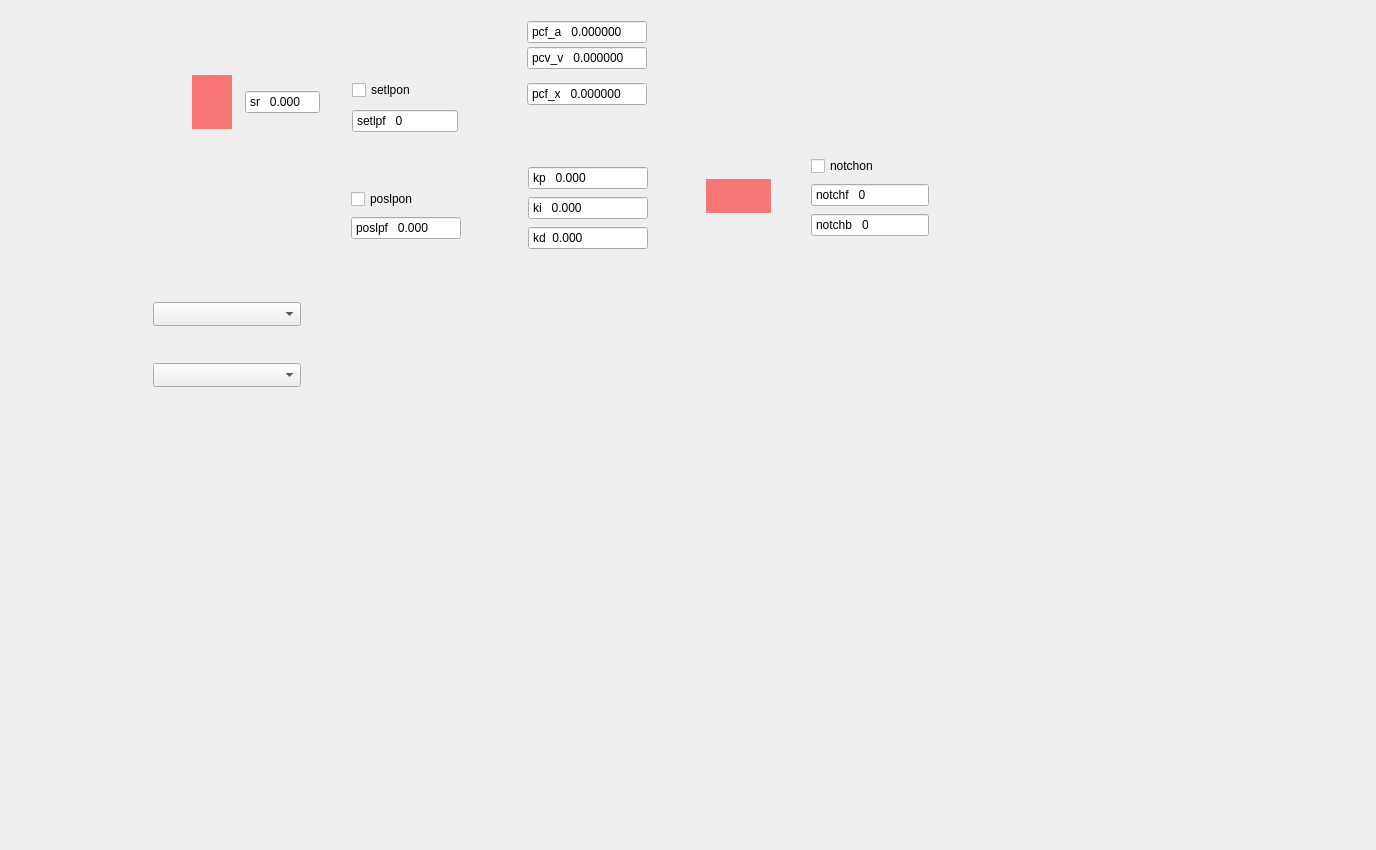
This is pysoworks/nv200_controller_widget.ui in piezosystemjena/PiSoWorks as Qt 5 draws it before an edit. The edited form follows.
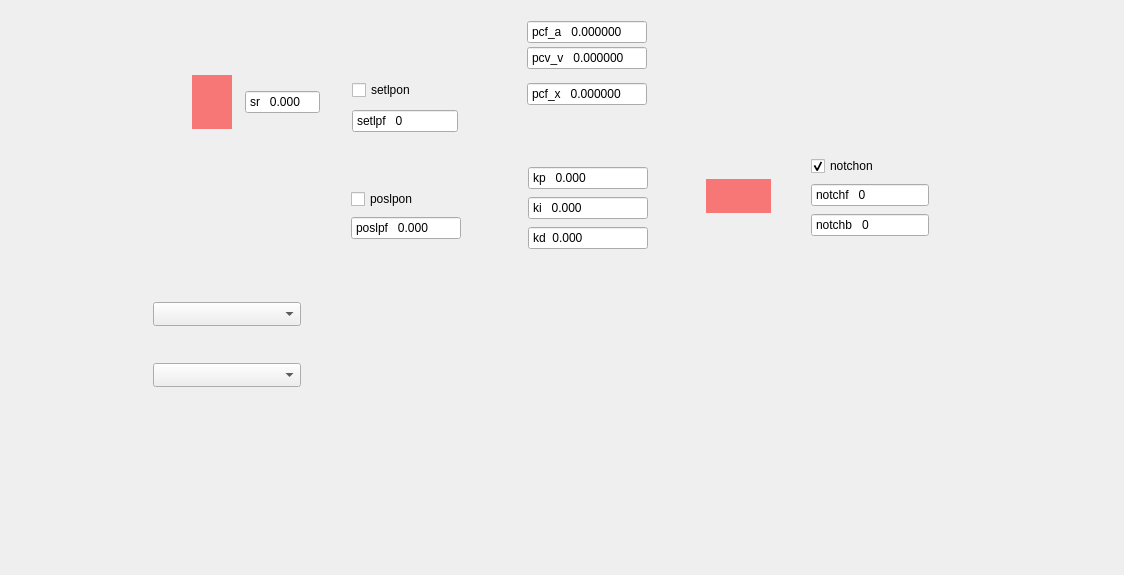
This is the edited form. Icons and pictures are not drawn. Custom widgets are drawn as their Qt base class.

Commit message: Added input_widget_change_tracker.py to track changes in widgets and highlight unsaved values

```diff
--- a/pysoworks/nv200_controller_widget.ui
+++ b/pysoworks/nv200_controller_widget.ui
@@ -6,8 +6,8 @@
    <rect>
     <x>0</x>
     <y>0</y>
-    <width>1376</width>
-    <height>850</height>
+    <width>1124</width>
+    <height>575</height>
    </rect>
   </property>
   <property name="windowTitle">
@@ -86,6 +86,9 @@
    <property name="text">
     <string>notchon</string>
    </property>
+   <property name="checked">
+    <bool>true</bool>
+   </property>
    <property name="toggleSwitch" stdset="0">
     <bool>true</bool>
    </property>
```
Left out of the diff: 2 changed lines with no effect on the pictures. The commit also changes 7 other files.
